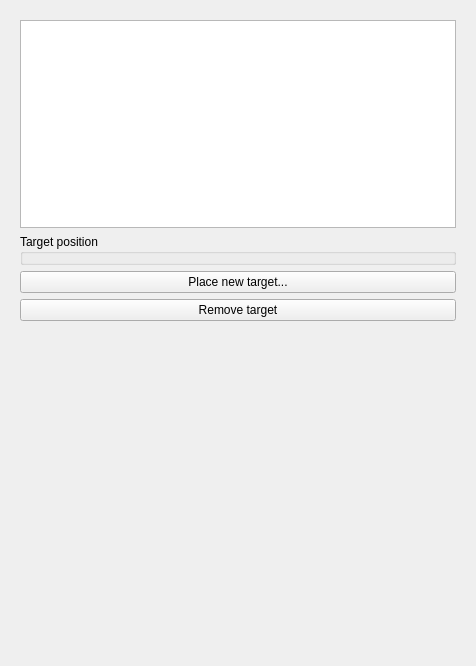
This is OpenLIFUPrePlanning/Resources/UI/OpenLIFUPrePlanning.ui in arhowe00/SlicerOpenLIFU as Qt 5 draws it before an edit. The edited form follows.
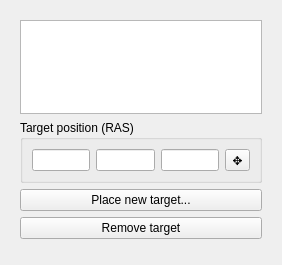
This is the edited form. Custom widgets are drawn as their Qt base class.

Commit message: Create RAS target control UI (#83)

The edit to the form file:
```diff
--- a/OpenLIFUPrePlanning/Resources/UI/OpenLIFUPrePlanning.ui
+++ b/OpenLIFUPrePlanning/Resources/UI/OpenLIFUPrePlanning.ui
@@ -6,8 +6,8 @@
    <rect>
     <x>0</x>
     <y>0</y>
-    <width>476</width>
-    <height>666</height>
+    <width>282</width>
+    <height>265</height>
    </rect>
   </property>
   <layout class="QVBoxLayout" name="verticalLayout">
@@ -26,8 +26,65 @@
       <item>
        <widget class="QGroupBox" name="positionGroupBox">
         <property name="title">
-         <string>Target position</string>
+         <string>Target position (RAS)</string>
         </property>
+        <layout class="QHBoxLayout" name="horizontalLayout">
+         <item>
+          <widget class="QLineEdit" name="positionRLineEdit">
+           <property name="sizePolicy">
+            <sizepolicy hsizetype="Maximum" vsizetype="Fixed">
+             <horstretch>0</horstretch>
+             <verstretch>0</verstretch>
+            </sizepolicy>
+           </property>
+           <property name="maximumSize">
+            <size>
+             <width>60</width>
+             <height>16777215</height>
+            </size>
+           </property>
+          </widget>
+         </item>
+         <item>
+          <widget class="QLineEdit" name="positionALineEdit">
+           <property name="sizePolicy">
+            <sizepolicy hsizetype="Maximum" vsizetype="Fixed">
+             <horstretch>0</horstretch>
+             <verstretch>0</verstretch>
+            </sizepolicy>
+           </property>
+           <property name="maximumSize">
+            <size>
+             <width>60</width>
+             <height>16777215</height>
+            </size>
+           </property>
+          </widget>
+         </item>
+         <item>
+          <widget class="QLineEdit" name="positionSLineEdit">
+           <property name="sizePolicy">
+            <sizepolicy hsizetype="Maximum" vsizetype="Fixed">
+             <horstretch>0</horstretch>
+             <verstretch>0</verstretch>
+            </sizepolicy>
+           </property>
+           <property name="maximumSize">
+            <size>
+             <width>60</width>
+             <height>16777215</height>
+            </size>
+           </property>
+          </widget>
+         </item>
+         <item>
+          <widget class="QToolButton" name="moveButton">
+           <property name="text">
+            <string>✥</string>
+           </property>
+          </widget>
+         </item>
+        </layout>
        </widget>
       </item>
       <item>
```
The commit also changes 1 other file.
